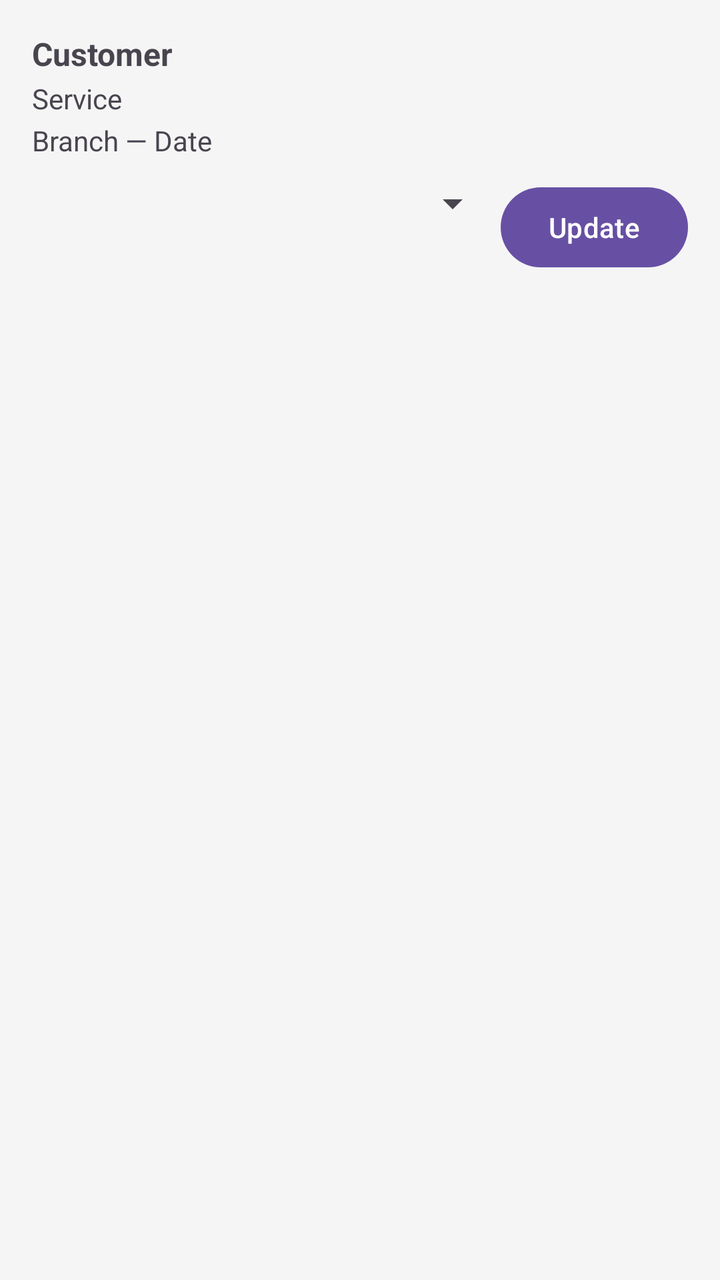
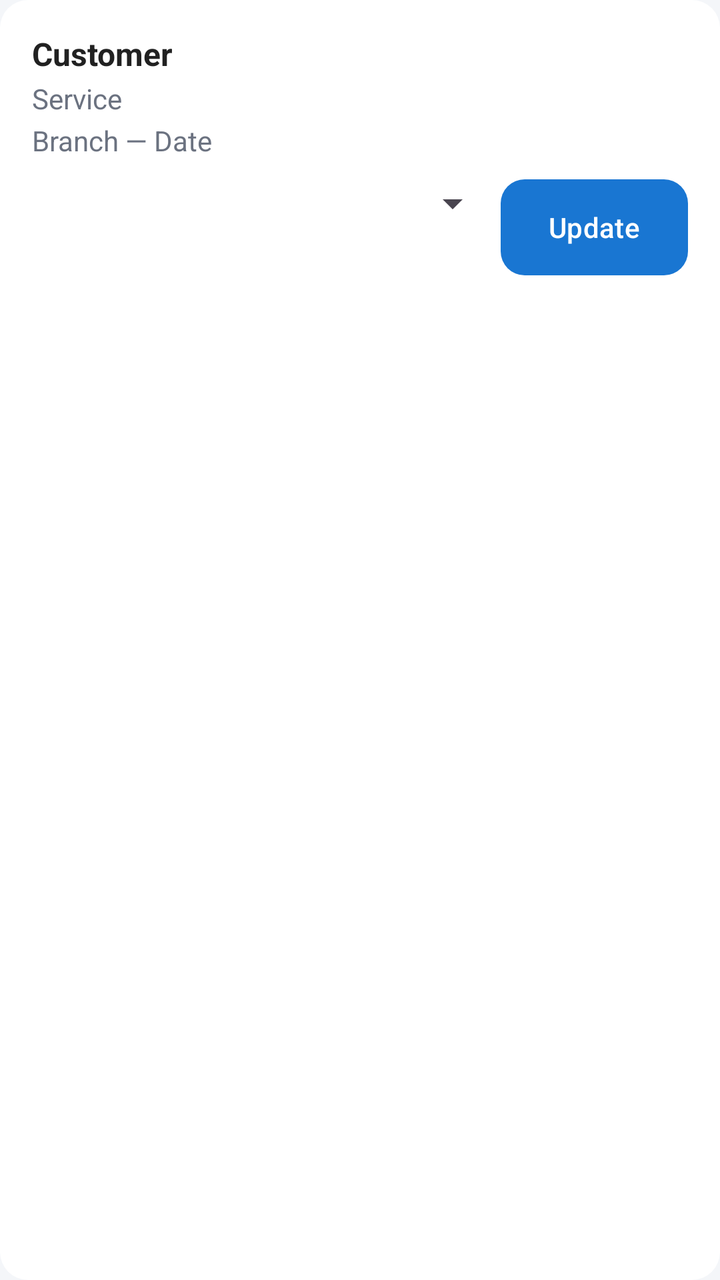

Screens rendered from an Android XML layout before and after an edit, with the pre-edit source and the edit as a unified diff.
<!-- AndroidManifest.xml: application theme Theme.TechFix -->
<!-- res/layout/item_admin_appointment.xml -->
<?xml version="1.0" encoding="utf-8"?>
<LinearLayout xmlns:android="http://schemas.android.com/apk/res/android"
    android:layout_width="match_parent"
    android:layout_height="wrap_content"
    android:orientation="vertical"
    android:padding="16dp"
    android:background="#F5F5F5"
    android:layout_marginBottom="8dp">

    <TextView
        android:id="@+id/tvAdminCustomer"
        android:layout_width="match_parent"
        android:layout_height="wrap_content"
        android:text="Customer"
        android:textSize="16sp"
        android:textStyle="bold" />

    <TextView
        android:id="@+id/tvAdminService"
        android:layout_width="match_parent"
        android:layout_height="wrap_content"
        android:text="Service"
        android:textSize="14sp"
        android:layout_marginTop="2dp" />

    <TextView
        android:id="@+id/tvAdminBranchDate"
        android:layout_width="match_parent"
        android:layout_height="wrap_content"
        android:text="Branch — Date"
        android:textSize="14sp"
        android:layout_marginTop="2dp" />

    <LinearLayout
        android:layout_width="match_parent"
        android:layout_height="wrap_content"
        android:orientation="horizontal"
        android:layout_marginTop="10dp">

        <Spinner
            android:id="@+id/spinnerStatus"
            android:layout_width="0dp"
            android:layout_height="wrap_content"
            android:layout_weight="1" />

        <Button
            android:id="@+id/btnUpdateStatus"
            android:layout_width="wrap_content"
            android:layout_height="wrap_content"
            android:text="Update" />

    </LinearLayout>

</LinearLayout>
<!-- resources referenced by this layout -->
<resources>
  <style name="Theme.TechFix" parent="Base.Theme.TechFix" />
  <style name="Base.Theme.TechFix" parent="Theme.Material3.DayNight.NoActionBar">
          
          
      </style>
</resources>

<!-- the commit's change to res/layout/item_admin_appointment.xml (unified diff, before → after) -->
@@ -3,9 +3,9 @@
     android:layout_width="match_parent"
     android:layout_height="wrap_content"
     android:orientation="vertical"
+    android:background="@drawable/bg_card"
     android:padding="16dp"
-    android:background="#F5F5F5"
-    android:layout_marginBottom="8dp">
+    android:layout_marginBottom="10dp">
 
     <TextView
         android:id="@+id/tvAdminCustomer"
@@ -13,7 +13,8 @@
         android:layout_height="wrap_content"
         android:text="Customer"
         android:textSize="16sp"
-        android:textStyle="bold" />
+        android:textStyle="bold"
+        android:textColor="@color/text_primary" />
 
     <TextView
         android:id="@+id/tvAdminService"
@@ -21,6 +22,7 @@
         android:layout_height="wrap_content"
         android:text="Service"
         android:textSize="14sp"
+        android:textColor="@color/text_secondary"
         android:layout_marginTop="2dp" />
 
     <TextView
@@ -29,6 +31,7 @@
         android:layout_height="wrap_content"
         android:text="Branch — Date"
         android:textSize="14sp"
+        android:textColor="@color/text_secondary"
         android:layout_marginTop="2dp" />
 
     <LinearLayout
@@ -47,7 +50,9 @@
             android:id="@+id/btnUpdateStatus"
             android:layout_width="wrap_content"
             android:layout_height="wrap_content"
-            android:text="Update" />
+            android:text="Update"
+            android:textColor="@color/white"
+            android:background="@drawable/bg_button_accent" />
 
     </LinearLayout>
 
<!-- resource entries referenced after the edit -->
@@ -1,9 +1,34 @@
 <!-- resources referenced by this layout -->
 <resources>
+  <color name="text_primary">#212121</color>
+  <color name="text_secondary">#6B7280</color>
+  <color name="white">#FFFFFFFF</color>
+  <!-- drawable bg_button_accent (drawable) -->
+  <?xml version="1.0" encoding="utf-8"?>
+  <shape xmlns:android="http://schemas.android.com/apk/res/android" android:shape="rectangle">
+      <solid android:color="@color/accent" />
+      <corners android:radius="12dp" />
+  </shape>
+  <!-- drawable bg_card (drawable) -->
+  <?xml version="1.0" encoding="utf-8"?>
+  <shape xmlns:android="http://schemas.android.com/apk/res/android" android:shape="rectangle">
+      <solid android:color="@color/surface" />
+      <corners android:radius="14dp" />
+  </shape>
   <style name="Theme.TechFix" parent="Base.Theme.TechFix" />
+  <color name="accent">#FF6F00</color>
+  <color name="surface">#FFFFFF</color>
   <style name="Base.Theme.TechFix" parent="Theme.Material3.DayNight.NoActionBar">
           
           
+          <item name="colorPrimary">@color/primary</item>
+          <item name="colorPrimaryDark">@color/primary_dark</item>
+          <item name="colorAccent">@color/accent</item>
+          <item name="android:statusBarColor">@color/primary_dark</item>
+          <item name="android:windowBackground">@color/background</item>
       </style>
+  <color name="primary">#1976D2</color>
+  <color name="primary_dark">#0D47A1</color>
+  <color name="background">#F4F6F9</color>
 </resources>
 
